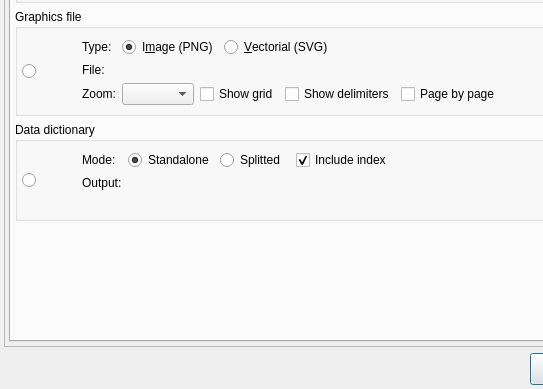
First picture: the form in libpgmodeler_ui/ui/modelexportform.ui, repository pgmodeler/pgmodeler, before the edit; both pictures show x 0 to 543 and y 260 to 649 of the 720 by 649 pixel window.
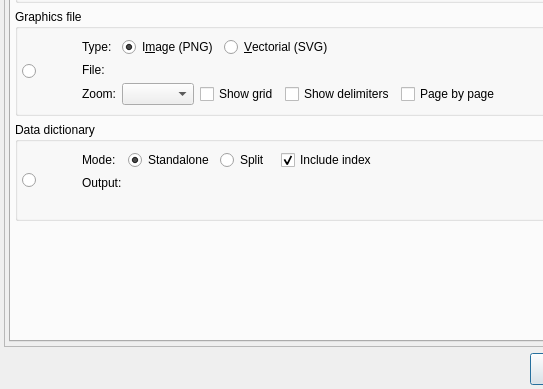
Second picture: the form after the edit. Icons and pictures are not drawn.

Commit message: Minor typos fixes in CLI menu and modelexportform.ui

The edit to the form file:
```diff
--- a/libpgmodeler_ui/ui/modelexportform.ui
+++ b/libpgmodeler_ui/ui/modelexportform.ui
@@ -1191,7 +1191,7 @@
                    <string/>
                   </property>
                   <property name="text">
-                   <string>Splitted</string>
+                   <string>Split</string>
                   </property>
                  </widget>
                 </item>
```
Left out of the diff: 2 changed lines with no effect on the pictures. The commit also changes 4 other files.
